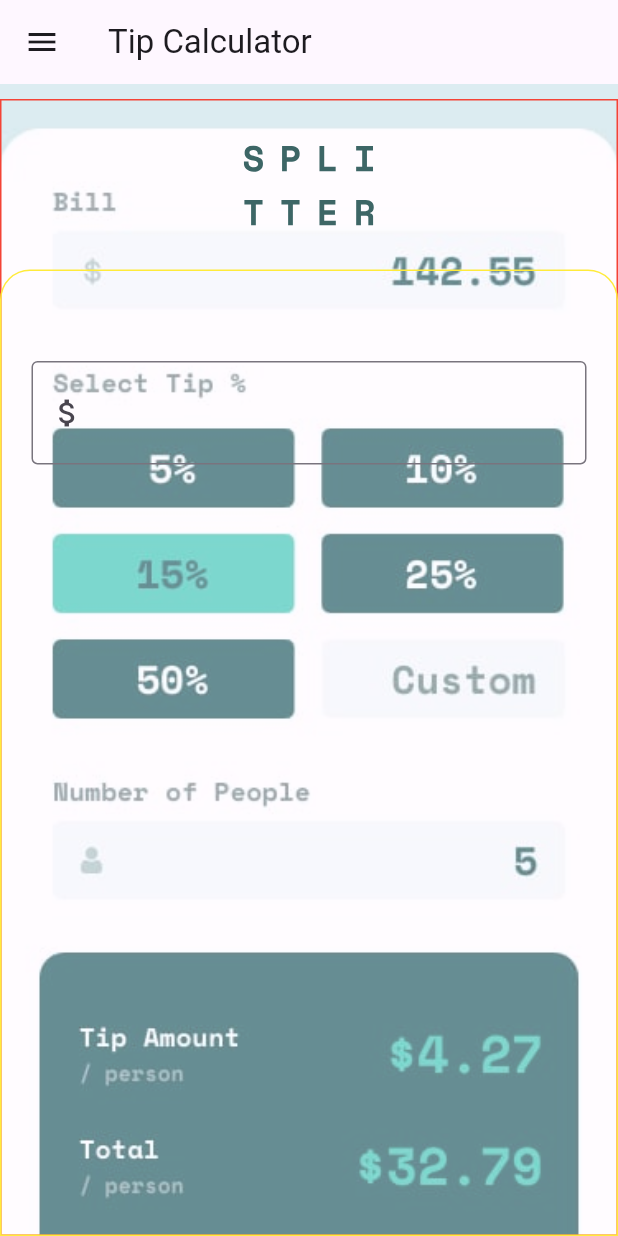
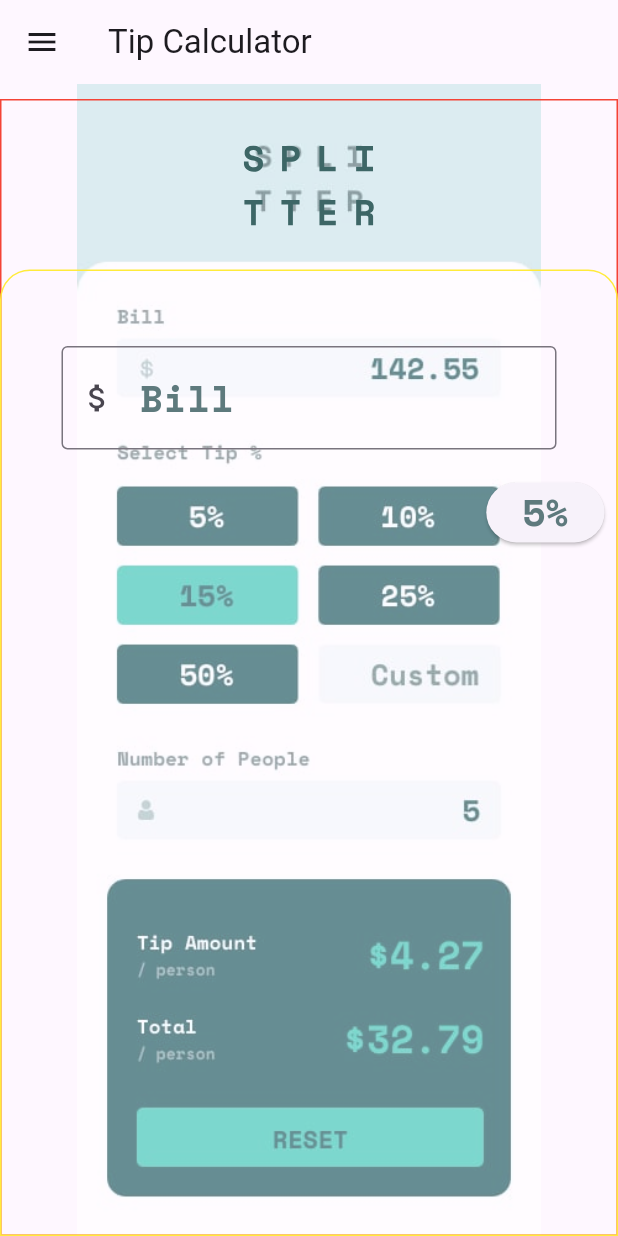
Before and after one commit to farids13/flutter, a Flutter app: the TipCalculator screen opened by its route, on a phone screen of 412 x 824 dp. Run offline on Flutter 3.47's test engine with Material 3 defaults, Android fonts, the phone set to English and light mode, and no system bars; our stand-ins replace flutter_svg, go_router, google_fonts, shared_preferences, watch_it; accounts and stored records are empty.

Commit message:
update design

```diff
--- a/lib/features/medium/tip_calculator.dart
+++ b/lib/features/medium/tip_calculator.dart
@@ -17,6 +17,13 @@ class _TipCalculatorState extends State<TipCalculator> {
 
   @override
   Widget build(BuildContext context) {
+    TextStyle style = TextStyle(
+      color: Color(0xff5e7a7d),
+      fontSize: 25,
+      fontFamily: GoogleFonts.spaceMono().fontFamily,
+      fontWeight: FontWeight.w700,
+    );
+
     return Scaffold(
       appBar: AppBar(
         title: Text('Tip Calculator'),
@@ -27,7 +34,7 @@ class _TipCalculatorState extends State<TipCalculator> {
           image: DecorationImage(
             opacity: 0.6,
             image: AssetImage('assets/design/mobile-design-tip.jpg'),
-            fit: BoxFit.cover,
+            fit: BoxFit.fitHeight,
           ),
         ),
         child: Stack(
@@ -67,21 +74,31 @@ class _TipCalculatorState extends State<TipCalculator> {
                       height: 40,
                     ),
                     Container(
-                      padding: EdgeInsets.all(20),
+                      padding: EdgeInsets.fromLTRB(40, 10, 40, 10),
                       child: TextField(
-                        style: TextStyle(
-                          color: Color(0xff5e7a7d),
-                          fontSize: 25,
-                          fontFamily: GoogleFonts.spaceMono().fontFamily,
-                          fontWeight: FontWeight.w700,
-                        ),
+                        style: style,
                         textAlign: TextAlign.right,
                         decoration: InputDecoration(
                           prefixIcon: Icon(Icons.attach_money),
+                          label: Text(
+                            "Bill",
+                            style: style,
+                          ),
                           border: OutlineInputBorder(),
                           hintTextDirection: TextDirection.rtl,
                         ),
                       ),
+                    ),
+                    ButtonBar(
+                      children: [
+                        ElevatedButton(
+                          onPressed: () {},
+                          child: Text(
+                            "5%",
+                            style: style,
+                          ),
+                        )
+                      ],
                     )
                   ],
                 ),
```
